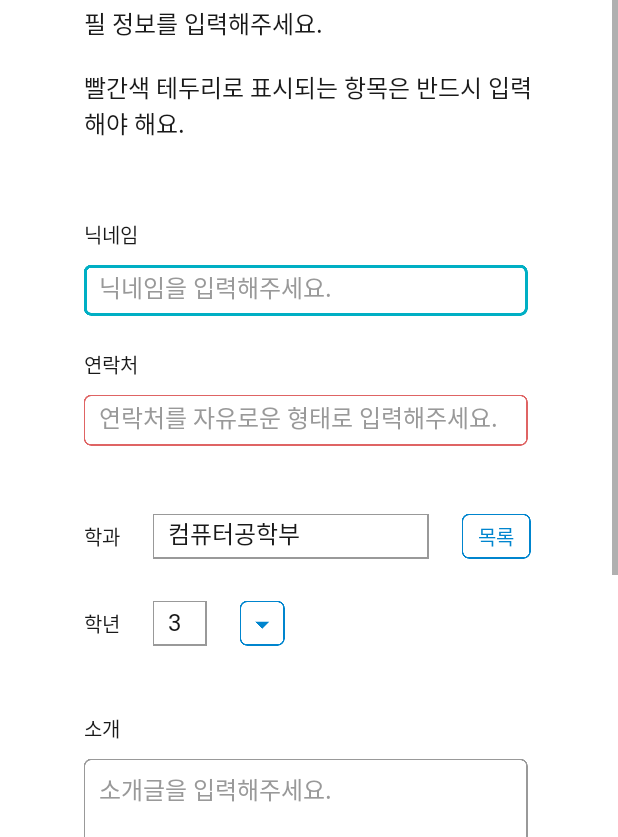
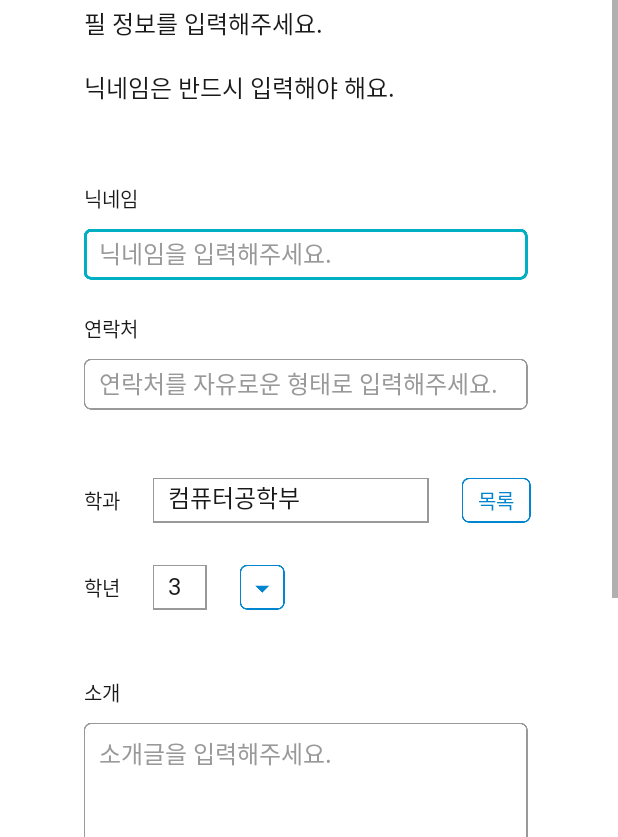
Before and after one commit to ThinkingDobby/tukusedbook, an Android app: the CreateProfileActivity screen opened directly, with no data from a screen before it, on a phone screen of 412 x 824 dp, the part 399-1236 px from its top. Run offline under Robolectric (Android 15) with nearby library versions, the phone set to English and light mode, and no system bars; our stand-ins replace Firebase (no records; nobody signed in at launch, a user with empty details on screens opened directly).

Commit message:
사용자 id 내부 저장 구현 완료
<FIN>
사용자 정보 없는 경우에만 CreateProfileActivity 나오도록 조정
사용자 정보 내부 저장 구현
디자인 세부 조정
Firebase에서 데이터 받아오지 못하는 문제 해결 - 디버깅 노트 확인
임시 - 항상 최초 실행 상태로 지정
<TODO>
닉네임 입력하지 않으면 정보 등록되지 않도록 설정
MainActivity 디자인 적용

```diff
--- a/app/src/main/AndroidManifest.xml
+++ b/app/src/main/AndroidManifest.xml
@@ -1,6 +1,9 @@
 <?xml version="1.0" encoding="utf-8"?>
 <manifest xmlns:android="http://schemas.android.com/apk/res/android"
     package="com.thinkingdobby.tukusedbook">
+
+    <uses-permission android:name="android.permission.INTERNET" />
+    <uses-permission android:name="android.permission.READ_EXTERNAL_STORAGE" />
 
     <application
         android:allowBackup="true"
--- a/app/src/main/java/com/thinkingdobby/tukusedbook/LoadingActivity.kt
+++ b/app/src/main/java/com/thinkingdobby/tukusedbook/LoadingActivity.kt
@@ -25,7 +25,10 @@ class LoadingActivity : AppCompatActivity() {
         }
 
         loading_v_start.setOnClickListener {
-            val intent = Intent(this, CreateProfileActivity::class.java)
+//            val first = getSharedPreferences("basic", MODE_PRIVATE).getBoolean("isFirst", true)
+            val first = true
+
+            val intent = if (first) Intent(this, CreateProfileActivity::class.java) else Intent(this, MainActivity::class.java)
             startActivity(intent)
         }
     }
--- /dev/null
+++ b/app/src/main/res/drawable/createprofile_et_essential_satisfied.xml
@@ -0,0 +1,9 @@
+<?xml version="1.0" encoding="utf-8"?>
+<selector xmlns:android="http://schemas.android.com/apk/res/android">
+<item
+    android:state_focused="true"
+    android:drawable="@drawable/createprofile_et_focus"/>
+<item
+    android:state_focused="false"
+    android:drawable="@drawable/createprofile_et_regular"/>
+</selector>
--- a/app/src/main/res/layout/activity_create_profile.xml
+++ b/app/src/main/res/layout/activity_create_profile.xml
@@ -94,7 +94,7 @@
                     android:inputType="text"
                     android:paddingHorizontal="10dp"
                     android:paddingTop="8dp"
-                    android:paddingBottom="7dp"
+                    android:paddingBottom="6dp"
                     android:textColor="@color/colorBlack"
                     android:textColorHint="@color/colorGray"
                     android:textSize="16sp"
@@ -118,13 +118,13 @@
                     android:layout_width="296dp"
                     android:layout_height="34dp"
                     android:layout_marginTop="10dp"
-                    android:background="@drawable/createprofile_et_essential"
+                    android:background="@drawable/createprofile_et_essential_satisfied"
                     android:fontFamily="@font/pretendard_regular"
                     android:hint="연락처를 자유로운 형태로 입력해주세요."
                     android:inputType="text"
                     android:paddingHorizontal="10dp"
                     android:paddingTop="8dp"
-                    android:paddingBottom="7dp"
+                    android:paddingBottom="6dp"
                     android:textColor="@color/colorBlack"
                     android:textColorHint="@color/colorGray"
                     android:textSize="16sp"
--- a/app/src/main/res/values/strings.xml
+++ b/app/src/main/res/values/strings.xml
@@ -1,5 +1,5 @@
 <resources>
     <string name="app_name">tuk 중고서적</string>
 
-    <string name="createProfile_tv_registerSub">책을 판매하거나 쪽지를 보낼 때 표시될 프로필 정보를 입력해주세요.\n\n빨간색 테두리로 표시되는 항목은 반드시 입력해야 해요.</string>
+    <string name="createProfile_tv_registerSub">책을 판매하거나 쪽지를 보낼 때 표시될 프로필 정보를 입력해주세요.\n\n닉네임은 반드시 입력해야 해요.</string>
 </resources>
```
Also changed, not shown: app/src/main/java/com/thinkingdobby/tukusedbook/CreateProfileActivity.kt (+55 -2 lines), app/src/main/java/com/thinkingdobby/tukusedbook/data/User.kt (+4 -3 lines).
